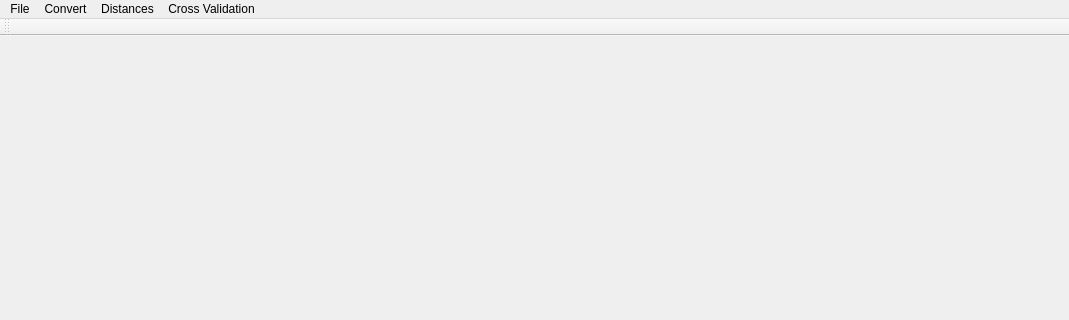
Qt form App QT/ComputerVisionApplication.ui (DanielOlivaresl/Computer-Vision-Labs) before a commit; both pictures show x 0 to 1069 and y 0 to 320 of the 1069 by 557 pixel window.
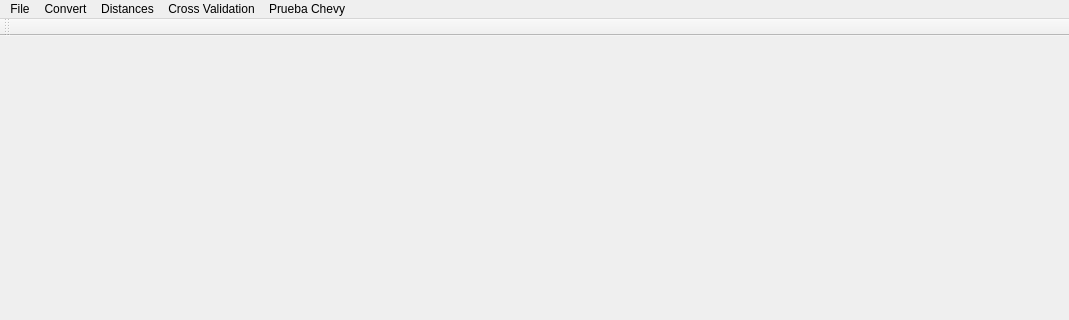
The same form after that commit.

Commit message: Added matrix button

```diff
--- a/App QT/ComputerVisionApplication.ui
+++ b/App QT/ComputerVisionApplication.ui
@@ -76,10 +76,16 @@
     </property>
     <addaction name="actionVisualize_Plots"/>
    </widget>
+   <widget class="QMenu" name="menuPrueba_Chevy">
+    <property name="title">
+     <string>Prueba Chevy</string>
+    </property>
+   </widget>
    <addaction name="menu"/>
    <addaction name="menuConvert"/>
    <addaction name="menuDistances"/>
    <addaction name="menuCross_Validation"/>
+   <addaction name="menuPrueba_Chevy"/>
   </widget>
   <widget class="QToolBar" name="mainToolBar">
    <attribute name="toolBarArea">
```
